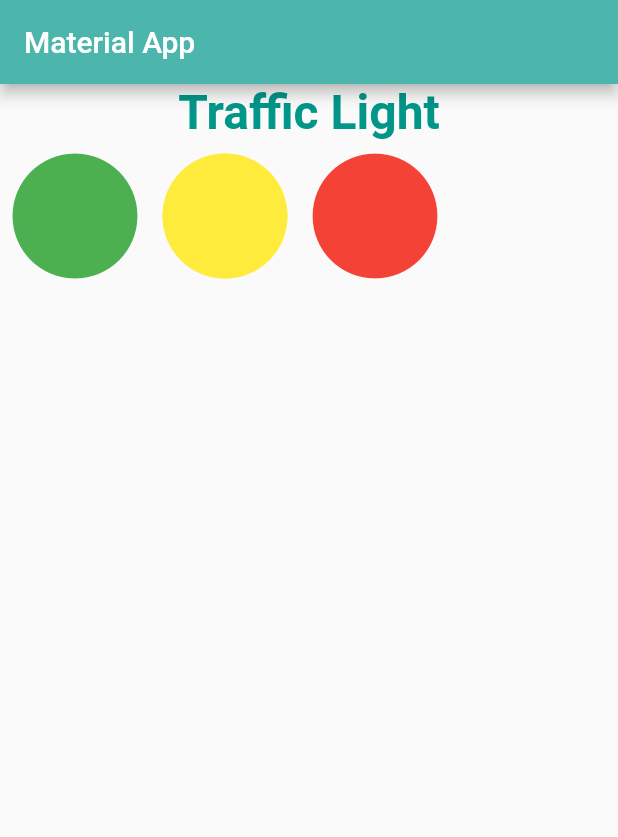
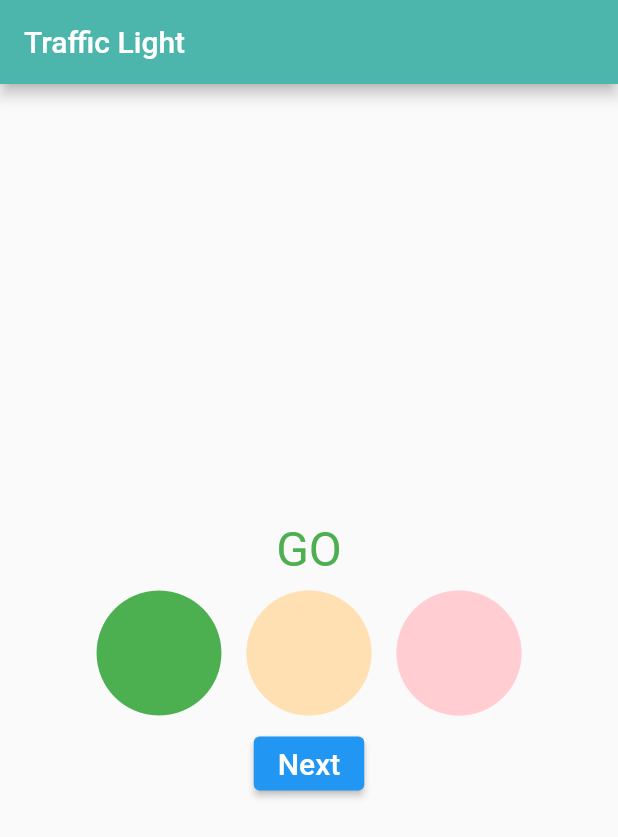
Before and after one commit to hoangphan-hub/materialapp, a Flutter app: the screen it shows after launch, on a phone screen of 412 x 824 dp. Shown: the top 837 px of the screen. Run offline on Flutter 3.47's test engine with Material 2 defaults, Android fonts, the light colour scheme and no system bars.

Commit message:
nesting widgets and change light

```diff
--- a/lib/main.dart
+++ b/lib/main.dart
@@ -4,8 +4,51 @@ void main() {
   runApp(MyApp());
 }
 
-class MyApp extends StatelessWidget {
+class MyApp extends StatefulWidget {
   const MyApp({Key? key}) : super(key: key);
+
+  @override
+  _MyAppState createState() => _MyAppState();
+}
+
+class _MyAppState extends State<MyApp> {
+  String light = 'GREEN';
+  String instruction = 'GO';
+  Color? instructionColor = Colors.green[500];
+
+  @override
+  void initState() {
+    light = 'GREEN';
+    instruction = 'GO';
+    instructionColor = Colors.green[500];
+    super.initState();
+  }
+
+  void changeLight() {
+    setState(() {
+      if (light == 'GREEN') {
+        light = 'YELLOW';
+        instruction = 'SLOW';
+        instructionColor = Colors.orange[500];
+      } else if (light == 'YELLOW') {
+        light = 'RED';
+        instruction = 'STOP';
+        instructionColor = Colors.red[500];
+      } else {
+        light = 'GREEN';
+        instruction = 'GO';
+        instructionColor = Colors.green[500];
+      }
+    });
+  }
+
+  int turnOnLight(String lightactive) {
+    int num = 100;
+    if (light == lightactive) {
+      num = 500;
+    }
+    return num;
+  }
 
   @override
   Widget build(BuildContext context) {
@@ -13,39 +56,43 @@ class MyApp extends StatelessWidget {
       title: 'Material App',
       home: Scaffold(
         appBar: AppBar(
-          title: const Text('Material App'),
+          title: const Text('Traffic Light'),
           backgroundColor: Colors.teal[300],
         ),
         body: Center(
-          child: Column(children: [
+          child: Column(
+            mainAxisAlignment: MainAxisAlignment.center,
+            children: [
               Text(
-              'Traffic Light',
-              style: TextStyle(
-                fontSize: 32,
-                color: Colors.teal[500],
-                fontWeight: FontWeight.bold,
-              ),
+                instruction,
+                style: TextStyle(fontSize: 32, color: instructionColor),
               ),
               Row(
+                mainAxisAlignment: MainAxisAlignment.center,
                 children: [
                   Icon(
                     Icons.circle,
                     size: 100,
-                  color: Colors.green[500],
+                    color: Colors.green[turnOnLight('GREEN')],
                   ),
                   Icon(
                     Icons.circle,
                     size: 100,
-                  color: Colors.yellow[500],
+                    color: Colors.orange[turnOnLight('YELLOW')],
                   ),
                   Icon(
                     Icons.circle,
                     size: 100,
-                  color: Colors.red[500],
+                    color: Colors.red[turnOnLight('RED')],
                   ),
                 ],
-            )
-          ]),
+              ),
+              ElevatedButton(
+                onPressed: changeLight,
+                child: Text('Next', style: TextStyle(fontSize: 20),),
+              ),
+            ],
+          ),
         ),
       ),
     );
```
Lines whose indentation alone changed are shown as unchanged.
